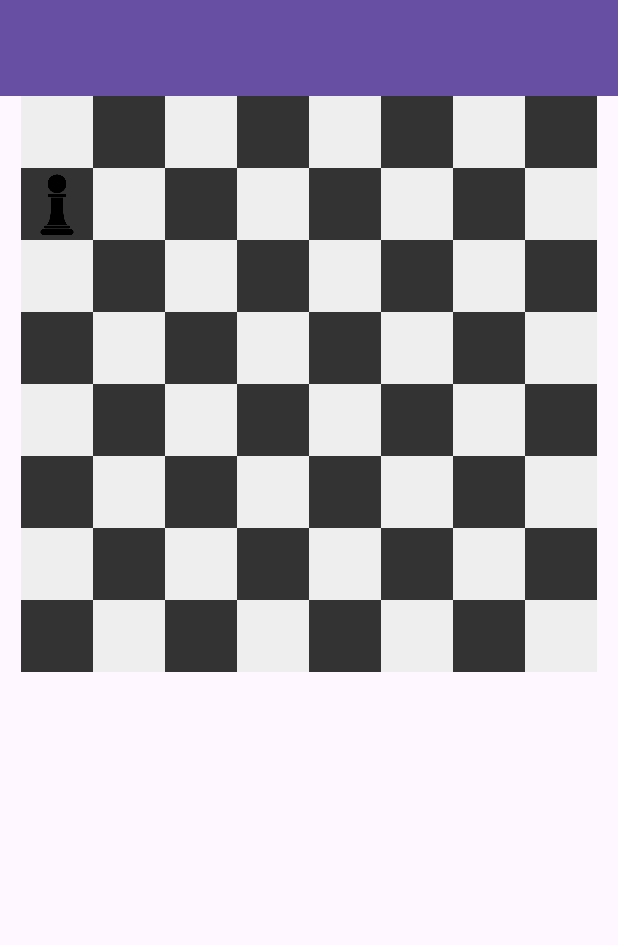
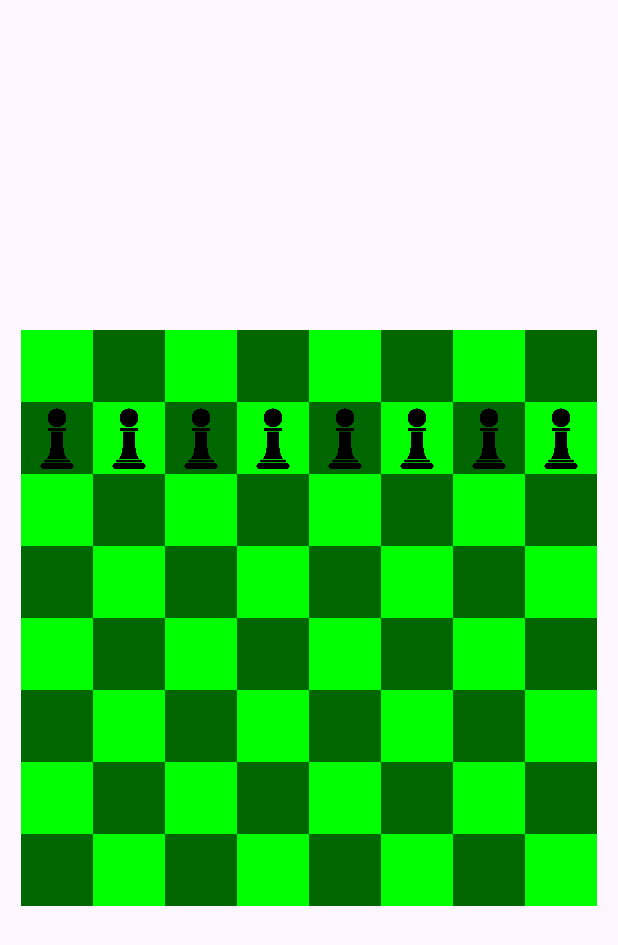
Before and after one commit to ikhsansdqq/chess-board-game-rpl, an Android app: the InGameActivity screen opened directly, with no data from a screen before it, on a phone screen of 412 x 824 dp. Shown: the top 945 px of the screen. Run offline under Robolectric (Android 15) with nearby library versions, the phone set to English and light mode, and no system bars.

Commit message:
Reimplement ChessBoard - Chess Board has been reworked (not sure if its good implementation) - Adding button on square to response with click
Keep in mind the pawn still not moveable yet.

To see the chess board use normal mode..

```diff
--- a/app/src/main/java/com/chess/chess_board_game_rpl/InGameActivity.java
+++ b/app/src/main/java/com/chess/chess_board_game_rpl/InGameActivity.java
@@ -1,14 +1,11 @@
 package com.chess.chess_board_game_rpl;
 
+import android.content.Intent;
 import android.os.Bundle;
-import android.content.Intent;
 import android.widget.GridLayout;
-import androidx.appcompat.app.AppCompatActivity;
 import android.widget.ImageView;
 
-import androidx.appcompat.widget.Toolbar;
-
-import java.util.Objects;
+import androidx.appcompat.app.AppCompatActivity;
 
 /* public class InGameActivity extends AppCompatActivity {
 
@@ -48,23 +45,46 @@ public class InGameActivity extends AppCompatActivity {
     }
 
     private void setupGameBoard() {
+        //GameBoard gameBoard = new GameBoard();
         GridLayout chessBoard = findViewById(R.id.chessBoard);
-        int totalSquares = 8 * 8; // total squares for an 8x8 chessboard
 
-        for (int i = 0; i < totalSquares; i++) {
+        for (int row = 0; row < 8; row++) {
+            for (int col = 0; col < 8; col++) {
                 ImageView square = new ImageView(this);
+
+                /* Possible another implementation
+
+
+                Square gameSquare = gameBoard.getSquare(row, col);
+
+                // Set the image based on the state of the square in the GameBoard
+                if (gameSquare.hasPiece()) {
+                ChessPiece piece = gameSquare.getPiece();
+                if (piece instanceof Pawn && piece.getColor() == Color.BLACK) {
+                square.setImageResource(R.drawable.pawn_black);
+                }
+                // Add similar conditions for other types of pieces
+                }
+                 */
                 // Set the background color or image depending on the square's color
-            if ((i / 8) % 2 == (i % 8) % 2) {
-                square.setBackgroundColor(getResources().getColor(R.color.light_square_color)); // Define this color in your colors.xml
+                if ((row + col) % 2 == 0) {
+                    square.setBackgroundColor(getResources().getColor(R.color.light_square_color)); // Light color for even sum
                 } else {
-                square.setBackgroundColor(getResources().getColor(R.color.dark_square_color)); // Define this color in your colors.xml
+                    square.setBackgroundColor(getResources().getColor(R.color.dark_square_color)); // Dark color for odd sum
                 }
 
+                if ((row == 1)){
+                    square.setImageResource(R.drawable.pawn_black);
+                }
+
+                /*
+                final int finalRow = row;
+                final int finalCol = col;
+                */
+                square.setOnClickListener(v -> square.setBackgroundColor(getResources().getColor(R.color.black)));
+
                 // Set the image for the piece if there is one
-            if (i == (1 * 8) + 0) {
-                square.setImageResource(R.drawable.pawn_black); // Replace with your actual drawable name
-            }
-            // You can use tags or a separate method to determine what piece, if any, is on this square
+
 
                 // Add LayoutParams to control the size of the squares
                 GridLayout.LayoutParams params = new GridLayout.LayoutParams();
@@ -76,5 +96,7 @@ public class InGameActivity extends AppCompatActivity {
                 chessBoard.addView(square);
             }
         }
+    }
+    //private void onSquareClicked(int row, int col){}
 
 }
--- a/app/src/main/res/layout/activity_in_game.xml
+++ b/app/src/main/res/layout/activity_in_game.xml
@@ -4,23 +4,14 @@
     android:layout_height="match_parent">
 
     <!-- Toolbar at the top -->
-    <androidx.appcompat.widget.Toolbar
-        android:id="@+id/my_toolbar"
-        android:layout_width="match_parent"
-        android:layout_height="?attr/actionBarSize"
-        android:background="?attr/colorPrimary"
-        android:elevation="4dp" />
-
     <!-- Chessboard GridLayout -->
     <GridLayout
         android:id="@+id/chessBoard"
         android:layout_width="wrap_content"
         android:layout_height="wrap_content"
-        android:layout_below="@id/my_toolbar"
         android:layout_centerInParent="true"
         android:rowCount="8"
-        android:columnCount="8"
-        android:background="@android:color/black"> <!-- Using predefined Android color -->
+        android:columnCount="8"> <!-- Using predefined Android color -->
         <!-- Add ImageViews or Buttons for the squares here, or do it programmatically in your activity -->
     </GridLayout>
 
--- a/app/src/main/res/values/colors.xml
+++ b/app/src/main/res/values/colors.xml
@@ -2,8 +2,8 @@
 <resources>
     <color name="black">#FF000000</color>
     <color name="white">#FFFFFFFF</color>
-    <color name="light_square_color">#EEEEEE</color>
-    <color name="dark_square_color">#333333</color>
+    <color name="light_square_color">#00FF00</color>
+    <color name="dark_square_color">#006600</color>
     <color name="brand_primary">#2B3C94</color>
     <color name="brand_white">#FFFFFF</color>
 </resources>
--- a/build.gradle.kts
+++ b/build.gradle.kts
@@ -1,5 +1,5 @@
 // Top-level build file where you can add configuration options common to all sub-projects/modules.
 plugins {
-    id("com.android.application") version "8.1.3" apply false
+    id("com.android.application") version "8.1.4" apply false
     id("org.jetbrains.kotlin.android") version "1.9.0" apply false
 }
```
Lines whose indentation alone changed are shown as unchanged.
